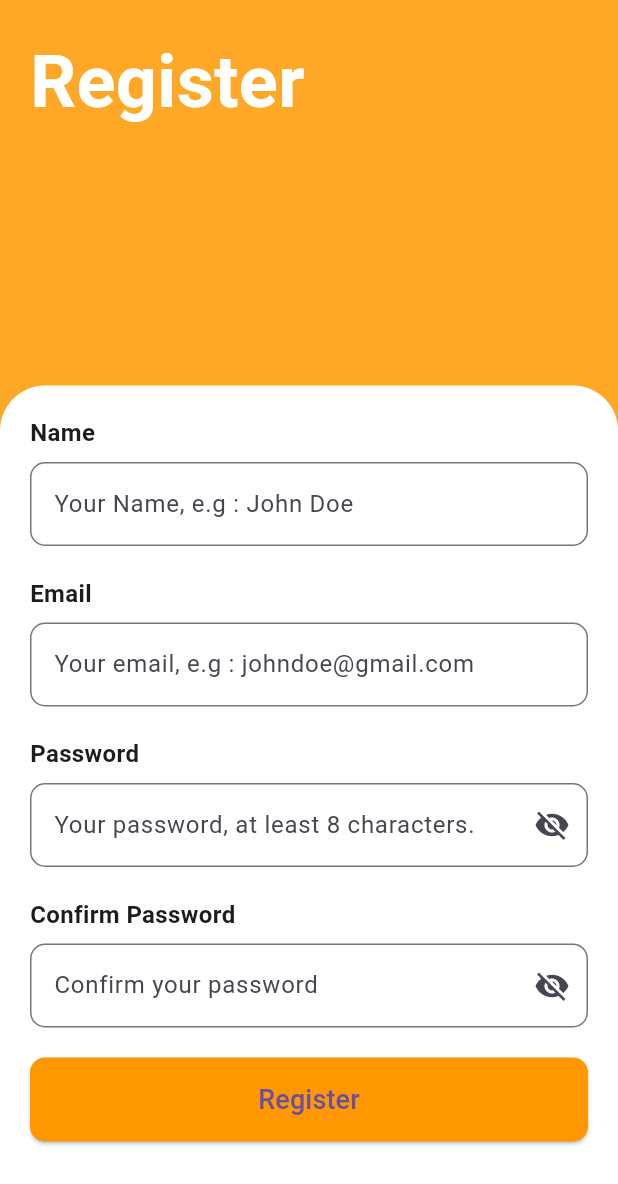
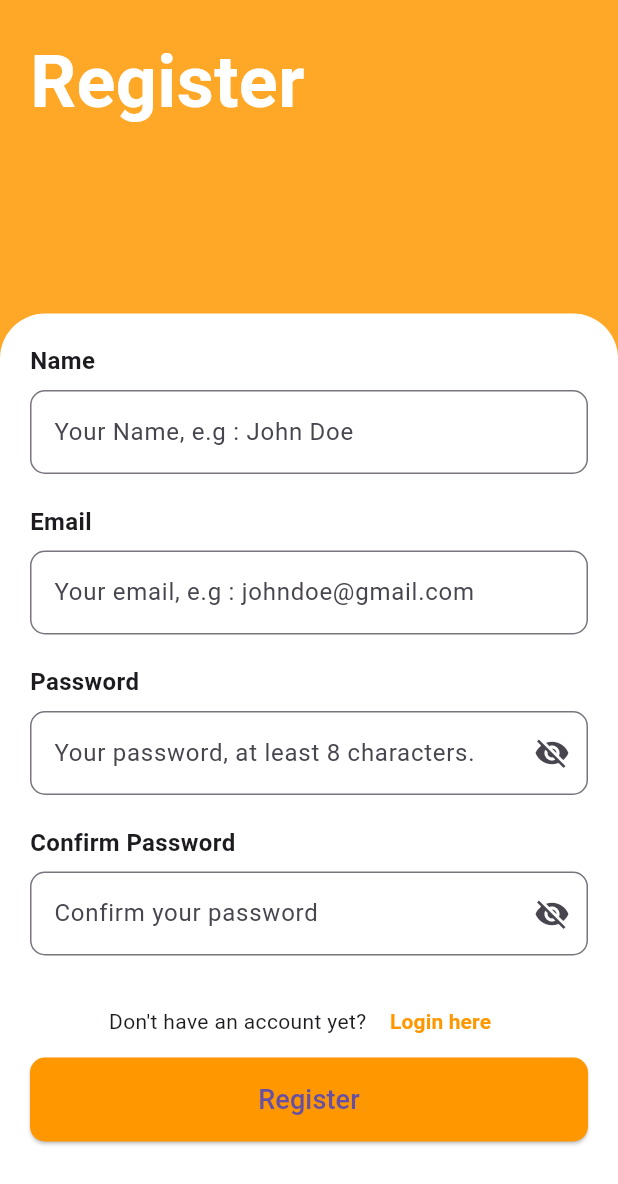
Before and after one commit to bitbtecfpt/XR-AI-Unity, a Flutter app: the RegisterScreen screen opened directly, on a phone screen of 412 x 824 dp. Shown: the top 1184 px of the screen. Run offline on Flutter 3.47's test engine with Material 3 defaults, Android fonts, the phone set to English and light mode, and no system bars.

Commit message:
fix : screen switching function refactoring : code

```diff
--- a/lib/presentation/screens/register_screen.dart
+++ b/lib/presentation/screens/register_screen.dart
@@ -222,6 +222,30 @@ class _RegisterScreenState extends State<RegisterScreen> {
                               ),
                             ),
                             const SizedBox(height: 20),
+                            Row(
+                              mainAxisAlignment: MainAxisAlignment.center,
+                              children: [
+                                const Text("Don't have an account yet? "),
+                                TextButton(
+                                  onPressed: () {
+                                    Navigator.push(
+                                      context,
+                                      MaterialPageRoute(
+                                        builder: (context) => LoginScreen(),
+                                      ),
+                                    );
+                                  },
+                                  child: const Text(
+                                    "Login here",
+                                    style: TextStyle(
+                                      color: Colors.orange,
+                                      fontWeight: FontWeight.bold,
+                                    ),
+                                  ),
+                                ),
+                              ],
+                            ),
+
                             // Register Button
                             SizedBox(
                               width: double.infinity,
--- a/lib/presentation/screens/topic_information.dart
+++ b/lib/presentation/screens/topic_information.dart
@@ -1,7 +1,7 @@
 import 'package:flutter/material.dart';
 
 class TopicInfoFormScreen extends StatelessWidget {
-  const TopicInfoFormScreen({Key? key}) : super(key: key);
+  const TopicInfoFormScreen({Key? key, required String item}) : super(key: key);
 
   @override
   Widget build(BuildContext context) {
@@ -41,7 +41,7 @@ class TopicInfoFormScreen extends StatelessWidget {
                     Row(
                       children: [
                         Expanded(
-                          child: _buildDropdownField("Experience Year", ["1 đến 3", "3 đến 5", "5 đến 7", "7 đến 12","trên 12 "]),
+                          child: _buildDropdownField("Experience Year", ["1 to 3", "3 to 5", "5 to 7", "7 to 12","over 12"]),
                         ),
                         const SizedBox(width: 16),
                         Expanded(
```
Also changed, not shown: lib/presentation/screens/Select_option.dart (+4 -19 lines).
